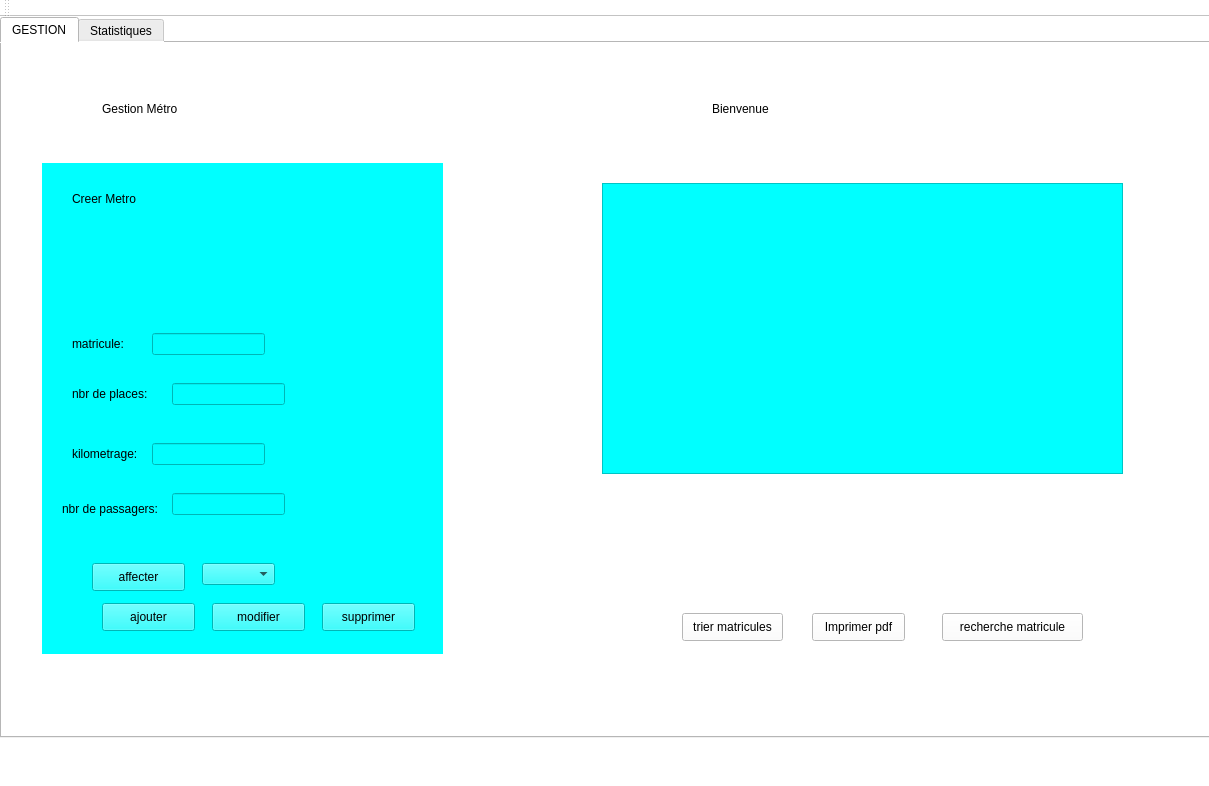
Before: the Qt Designer form mainwindow.ui in bochraallagui/Smart_Station_2A15, drawn with Qt 5.
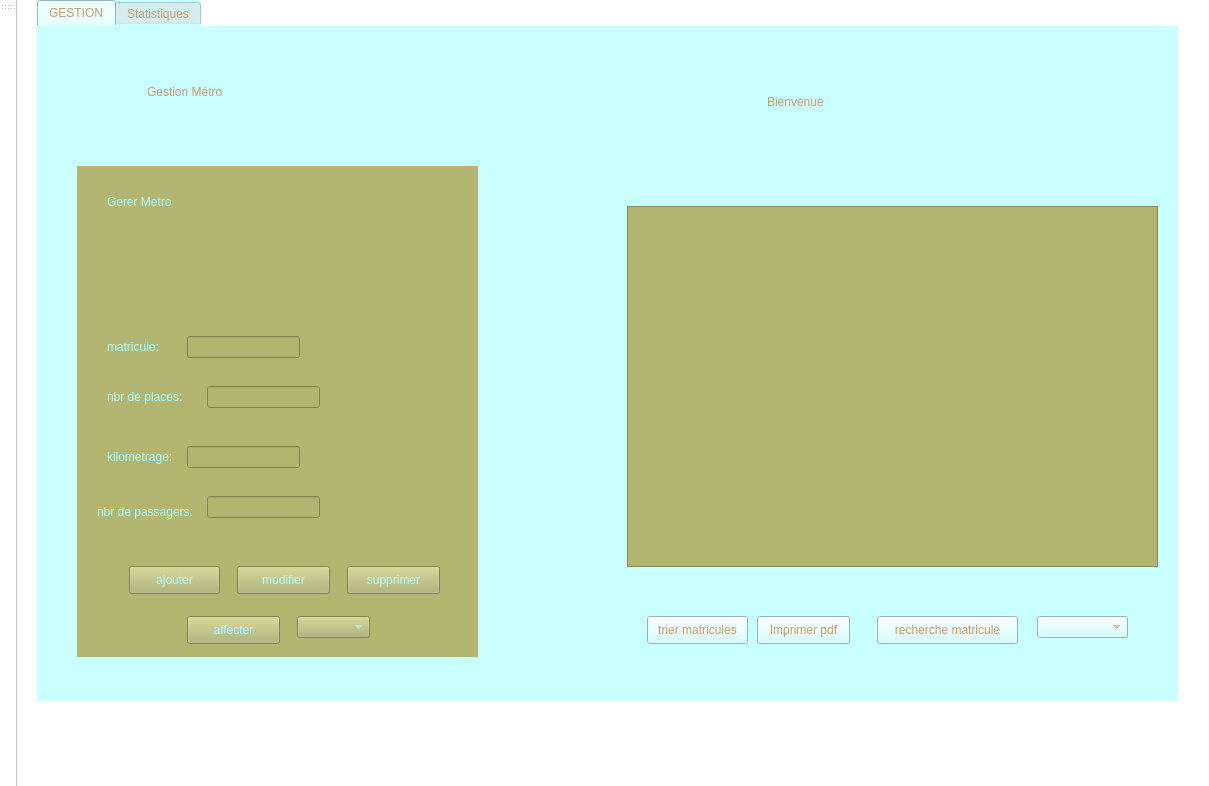
After: the same form once the commit is applied. Custom widgets are drawn as their Qt base class.

Diff of the .ui file:
```diff
--- a/mainwindow.ui
+++ b/mainwindow.ui
@@ -21,14 +21,20 @@
    <widget class="QTabWidget" name="tabWidget">
     <property name="geometry">
      <rect>
-      <x>0</x>
+      <x>20</x>
       <y>0</y>
-      <width>1221</width>
-      <height>721</height>
+      <width>1141</width>
+      <height>701</height>
      </rect>
     </property>
     <property name="styleSheet">
-     <string notr="true">alternate-background-color: rgb(255, 255, 255);</string>
+     <string notr="true">color: rgb(198, 156, 109);
+
+
+background-color: rgb(202, 255, 255);
+border-color: rgb(255, 255, 255);
+border-color: rgb(117, 76, 36);
+</string>
     </property>
     <property name="currentIndex">
      <number>0</number>
@@ -41,13 +47,15 @@
       <property name="geometry">
        <rect>
         <x>40</x>
-        <y>120</y>
+        <y>140</y>
         <width>401</width>
         <height>491</height>
        </rect>
       </property>
       <property name="styleSheet">
-       <string notr="true">background-color: rgb(0, 255, 255);</string>
+       <string notr="true">background-color: rgb(178, 181, 112);
+
+background-color: rgb(178, 181, 112);</string>
       </property>
       <widget class="QLabel" name="label">
        <property name="geometry">
@@ -58,8 +66,11 @@
          <height>31</height>
         </rect>
        </property>
+       <property name="styleSheet">
+        <string notr="true">color: rgb(170, 255, 255);</string>
+       </property>
        <property name="text">
-        <string>Creer Metro</string>
+        <string>Gerer Metro</string>
        </property>
       </widget>
       <widget class="QLabel" name="label_2">
@@ -71,6 +82,10 @@
          <height>21</height>
         </rect>
        </property>
+       <property name="styleSheet">
+        <string notr="true">border-color: rgb(170, 85, 255);
+color: rgb(170, 255, 255);</string>
+       </property>
        <property name="text">
         <string>matricule:</string>
        </property>
@@ -84,6 +99,9 @@
          <height>21</height>
         </rect>
        </property>
+       <property name="styleSheet">
+        <string notr="true">color: rgb(170, 255, 255);</string>
+       </property>
        <property name="text">
         <string>nbr de places:</string>
        </property>
@@ -97,6 +115,9 @@
          <height>21</height>
         </rect>
        </property>
+       <property name="styleSheet">
+        <string notr="true">color: rgb(170, 255, 255);</string>
+       </property>
        <property name="text">
         <string>kilometrage:</string>
        </property>
@@ -110,6 +131,9 @@
          <height>31</height>
         </rect>
        </property>
+       <property name="styleSheet">
+        <string notr="true">color: rgb(170, 255, 255);</string>
+       </property>
        <property name="text">
         <string>nbr de passagers:</string>
        </property>
@@ -117,12 +141,16 @@
       <widget class="QPushButton" name="ajouter">
        <property name="geometry">
         <rect>
-         <x>60</x>
-         <y>440</y>
-         <width>93</width>
+         <x>52</x>
+         <y>400</y>
+         <width>91</width>
          <height>28</height>
         </rect>
        </property>
+       <property name="styleSheet">
+        <string notr="true">
+color: rgb(170, 255, 255);</string>
+       </property>
        <property name="text">
         <string>ajouter</string>
        </property>
@@ -160,12 +188,15 @@
       <widget class="QPushButton" name="pb_modifier">
        <property name="geometry">
         <rect>
-         <x>170</x>
-         <y>440</y>
+         <x>160</x>
+         <y>400</y>
          <width>93</width>
          <height>28</height>
         </rect>
        </property>
+       <property name="styleSheet">
+        <string notr="true">color: rgb(170, 255, 255);</string>
+       </property>
        <property name="text">
         <string>modifier</string>
        </property>
@@ -173,12 +204,15 @@
       <widget class="QPushButton" name="pb_supprimer">
        <property name="geometry">
         <rect>
-         <x>280</x>
-         <y>440</y>
+         <x>270</x>
+         <y>400</y>
          <width>93</width>
          <height>28</height>
         </rect>
        </property>
+       <property name="styleSheet">
+        <string notr="true">color: rgb(170, 255, 255);</string>
+       </property>
        <property name="text">
         <string>supprimer</string>
        </property>
@@ -192,16 +226,22 @@
          <height>22</height>
         </rect>
        </property>
+       <property name="styleSheet">
+        <string notr="true">gridline-color: rgb(255, 255, 255);</string>
+       </property>
       </widget>
       <widget class="QPushButton" name="AFFECTER">
        <property name="geometry">
         <rect>
-         <x>50</x>
-         <y>400</y>
+         <x>110</x>
+         <y>450</y>
          <width>93</width>
          <height>28</height>
         </rect>
        </property>
+       <property name="styleSheet">
+        <string notr="true">color: rgb(170, 255, 255);</string>
+       </property>
        <property name="text">
         <string>affecter</string>
        </property>
@@ -209,18 +249,22 @@
       <widget class="QComboBox" name="comboBox">
        <property name="geometry">
         <rect>
-         <x>160</x>
-         <y>400</y>
+         <x>220</x>
+         <y>450</y>
          <width>73</width>
          <height>22</height>
         </rect>
        </property>
+       <property name="styleSheet">
+        <string notr="true">color: rgb(170, 255, 255);
+</string>
+       </property>
       </widget>
      </widget>
      <widget class="QLabel" name="label_13">
       <property name="geometry">
        <rect>
-        <x>100</x>
+        <x>110</x>
         <y>30</y>
         <width>431</width>
         <height>71</height>
@@ -228,83 +272,111 @@
       </property>
       <property name="styleSheet">
        <string notr="true">font: 75 24pt &quot;Californian FB&quot;;
+color: rgb(198, 156, 109);
 </string>
       </property>
       <property name="text">
        <string>Gestion Métro</string>
       </property>
      </widget>
-     <widget class="QLabel" name="label_14">
+     <widget class="QComboBox" name="comboBoxMet">
       <property name="geometry">
        <rect>
-        <x>710</x>
-        <y>30</y>
-        <width>431</width>
-        <height>71</height>
+        <x>1000</x>
+        <y>590</y>
+        <width>91</width>
+        <height>22</height>
        </rect>
       </property>
       <property name="styleSheet">
-       <string notr="true">font: 75 24pt &quot;Californian FB&quot;;
-</string>
+       <string notr="true">color: rgb(198, 156, 109);</string>
+      </property>
+     </widget>
+     <widget class="QTableView" name="tableView">
+      <property name="geometry">
+       <rect>
+        <x>590</x>
+        <y>180</y>
+        <width>531</width>
+        <height>361</height>
+       </rect>
+      </property>
+      <property name="styleSheet">
+       <string notr="true">background-color: rgb(178, 181, 112);
+color: rgb(170, 255, 255);</string>
+      </property>
+     </widget>
+     <widget class="QPushButton" name="pb_pdf_2">
+      <property name="geometry">
+       <rect>
+        <x>720</x>
+        <y>590</y>
+        <width>93</width>
+        <height>28</height>
+       </rect>
+      </property>
+      <property name="styleSheet">
+       <string notr="true">color: rgb(198, 156, 109);</string>
       </property>
       <property name="text">
-       <string>Bienvenue</string>
+       <string>Imprimer pdf</string>
       </property>
      </widget>
      <widget class="QPushButton" name="pb_trier_matricule">
       <property name="geometry">
        <rect>
-        <x>680</x>
-        <y>570</y>
+        <x>610</x>
+        <y>590</y>
         <width>101</width>
         <height>28</height>
        </rect>
       </property>
+      <property name="styleSheet">
+       <string notr="true">color: rgb(198, 156, 109);</string>
+      </property>
       <property name="text">
        <string>trier matricules</string>
       </property>
      </widget>
+     <widget class="QLabel" name="label_14">
+      <property name="geometry">
+       <rect>
+        <x>730</x>
+        <y>40</y>
+        <width>431</width>
+        <height>71</height>
+       </rect>
+      </property>
+      <property name="styleSheet">
+       <string notr="true">font: 75 24pt &quot;Californian FB&quot;;
+color: rgb(198, 156, 109);
+</string>
+      </property>
+      <property name="text">
+       <string>Bienvenue</string>
+      </property>
+     </widget>
      <widget class="QPushButton" name="pb_rechercher">
       <property name="geometry">
        <rect>
-        <x>940</x>
-        <y>570</y>
+        <x>840</x>
+        <y>590</y>
         <width>141</width>
         <height>28</height>
        </rect>
       </property>
+      <property name="styleSheet">
+       <string notr="true">color: rgb(198, 156, 109);</string>
+      </property>
       <property name="text">
        <string>recherche matricule</string>
       </property>
      </widget>
-     <widget class="QTableView" name="tableView">
-      <property name="geometry">
-       <rect>
-        <x>600</x>
-        <y>140</y>
-        <width>521</width>
-        <height>291</height>
-       </rect>
-      </property>
-      <property name="styleSheet">
-       <string notr="true">background-color: rgb(0, 255, 255);</string>
-      </property>
-     </widget>
-     <widget class="QPushButton" name="pb_pdf_2">
-      <property name="geometry">
-       <rect>
-        <x>810</x>
-        <y>570</y>
-        <width>93</width>
-        <height>28</height>
-       </rect>
-      </property>
-      <property name="text">
-       <string>Imprimer pdf</string>
-      </property>
-     </widget>
     </widget>
     <widget class="QWidget" name="tab_2">
+     <property name="styleSheet">
+      <string notr="true">color: rgb(198, 156, 109);</string>
+     </property>
      <attribute name="title">
       <string>Statistiques</string>
      </attribute>
@@ -323,7 +395,7 @@
   </widget>
   <widget class="QToolBar" name="mainToolBar">
    <attribute name="toolBarArea">
-    <enum>TopToolBarArea</enum>
+    <enum>LeftToolBarArea</enum>
    </attribute>
    <attribute name="toolBarBreak">
     <bool>false</bool>
```
